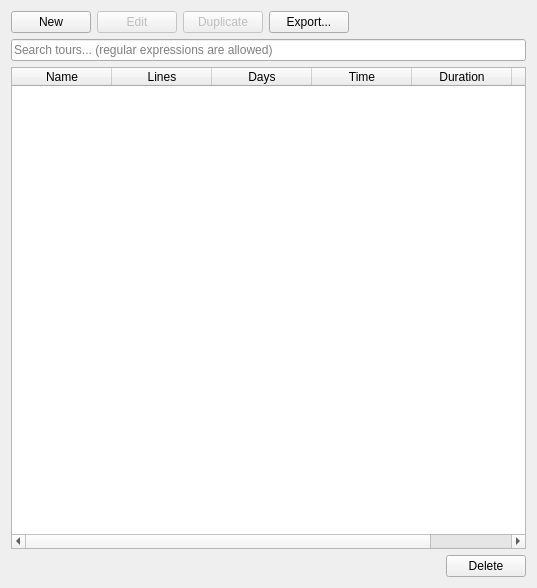
Above: Widgets/WdgTours.ui from ma7t3/ScheduleMaster before the change. Below: the same form after it.
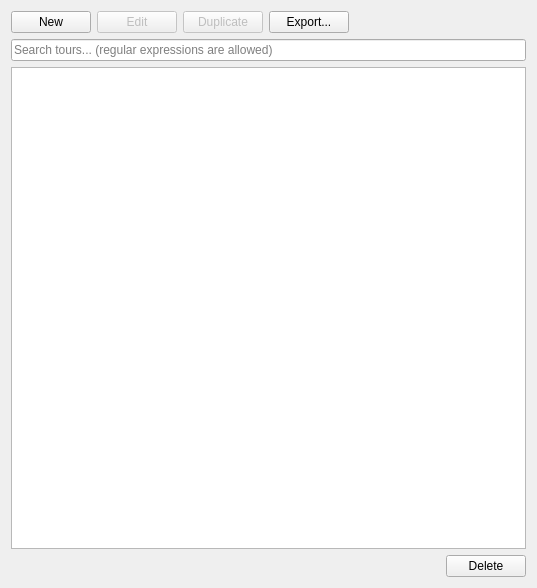
That is the form after the change.

Commit message: implemented DataModels in WdgTours

```diff
--- a/Widgets/WdgTours.ui
+++ b/Widgets/WdgTours.ui
@@ -76,40 +76,19 @@
     </widget>
    </item>
    <item>
-    <widget class="QTableWidget" name="twTours">
+    <widget class="QTableView" name="twTours">
      <property name="selectionBehavior">
       <enum>QAbstractItemView::SelectRows</enum>
      </property>
-     <column>
-      <property name="text">
-       <string>Name</string>
-      </property>
-     </column>
-     <column>
-      <property name="text">
-       <string>Lines</string>
-      </property>
-     </column>
-     <column>
-      <property name="text">
-       <string>Days</string>
-      </property>
-     </column>
-     <column>
-      <property name="text">
-       <string>Time</string>
-      </property>
-     </column>
-     <column>
-      <property name="text">
-       <string>Duration</string>
-      </property>
-     </column>
-     <column>
-      <property name="text">
-       <string>Preview</string>
-      </property>
-     </column>
+     <property name="verticalScrollMode">
+      <enum>QAbstractItemView::ScrollMode::ScrollPerPixel</enum>
+     </property>
+     <property name="horizontalScrollMode">
+      <enum>QAbstractItemView::ScrollMode::ScrollPerPixel</enum>
+     </property>
+     <attribute name="verticalHeaderDefaultSectionSize">
+      <number>20</number>
+     </attribute>
     </widget>
    </item>
    <item>
```
Left out of the diff: 6 changed lines with no effect on the pictures. The commit also changes 13 other files.
